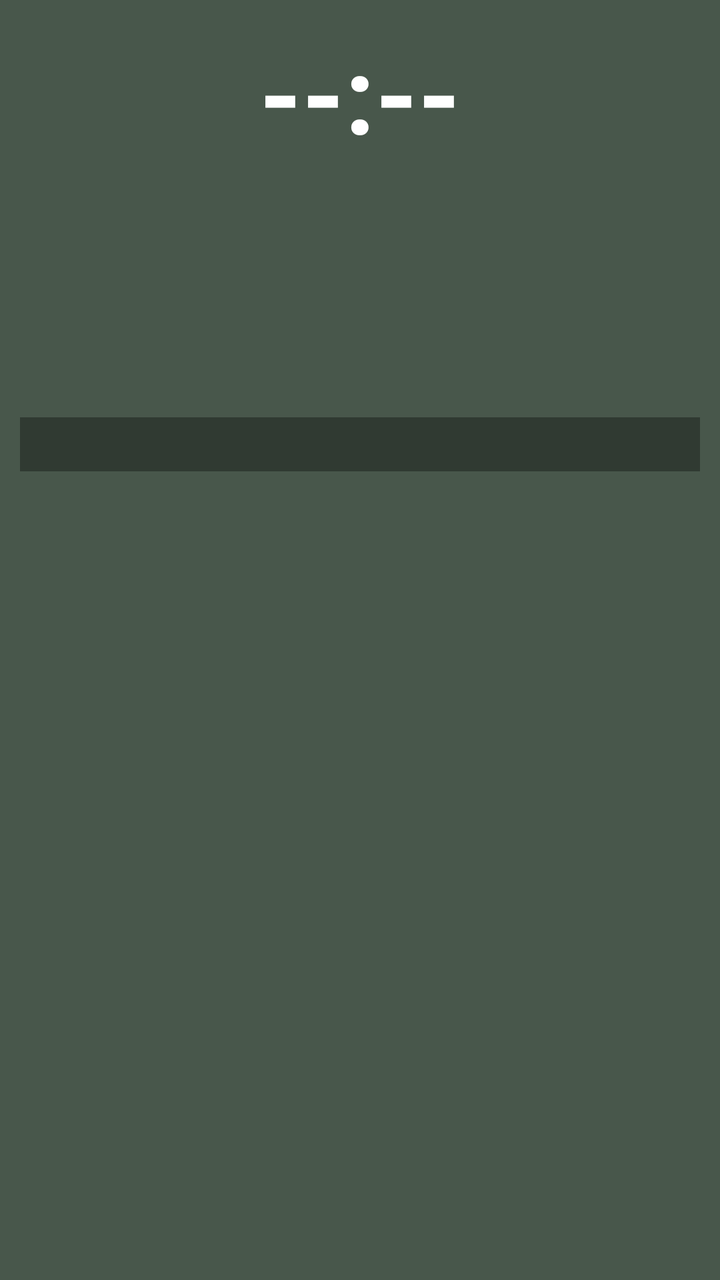
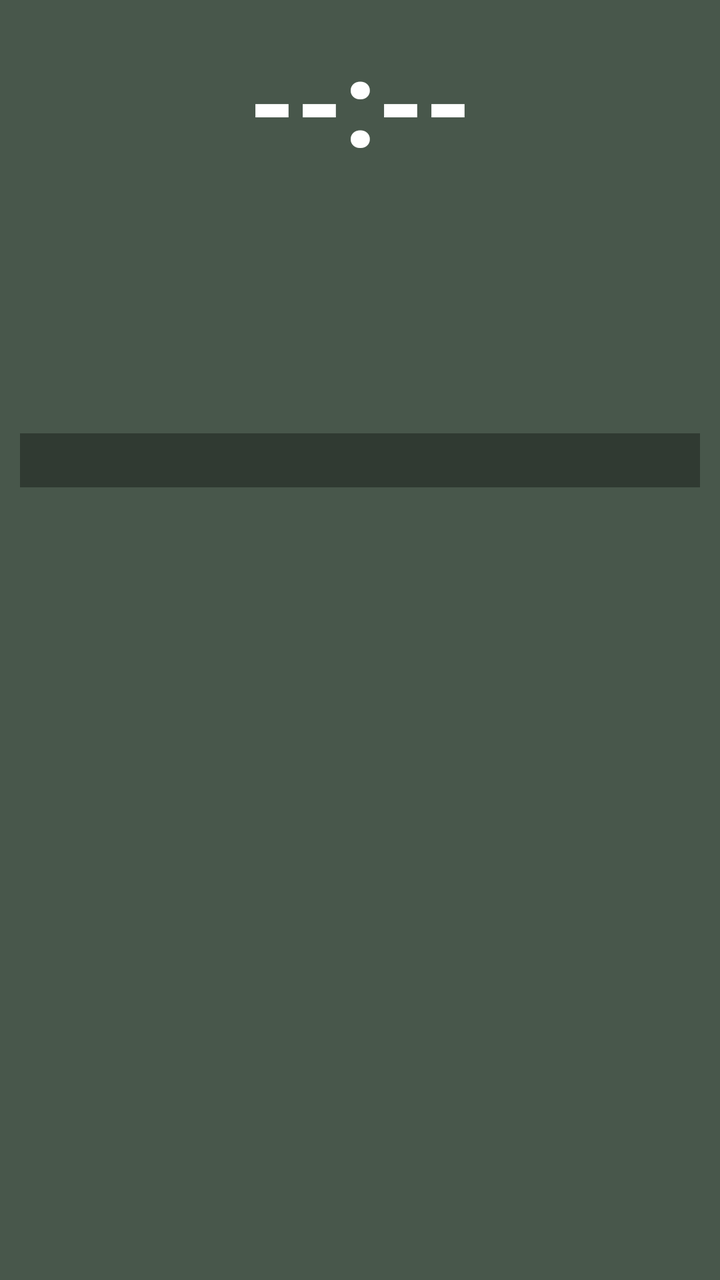

Screens rendered from an Android XML layout before and after an edit, with the pre-edit source and the edit as a unified diff.
<!-- AndroidManifest.xml: fallback theme Theme.MaterialComponents.DayNight.NoActionBar -->
<!-- res/layout/prayer_widget_layout.xml -->
<?xml version="1.0" encoding="utf-8"?>
<LinearLayout xmlns:android="http://schemas.android.com/apk/res/android"
    android:layout_width="match_parent"
    android:layout_height="match_parent"
    android:orientation="vertical"
    android:background="@drawable/widget_background"
    android:padding="10dp">

    
    <TextView
        android:id="@+id/widget_time"
        android:layout_width="match_parent"
        android:layout_height="wrap_content"
        android:text="--:--"
        android:textColor="#FFFFFF"
        android:textSize="54sp"
        android:textStyle="bold"
        android:gravity="center" />

    
    <LinearLayout
        android:layout_width="match_parent"
        android:layout_height="wrap_content"
        android:orientation="horizontal"
        android:gravity="center_vertical">

        <TextView
            android:id="@+id/widget_day"
            android:layout_width="0dp"
            android:layout_height="wrap_content"
            android:layout_weight="3"
            android:text=""
            android:textColor="#FFFFFF"
            android:textSize="25sp"
            android:textStyle="bold"
            android:singleLine="true"
            android:ellipsize="end" />

        <TextView
            android:id="@+id/widget_weather"
            android:layout_width="0dp"
            android:layout_height="wrap_content"
            android:layout_weight="4"
            android:text=""
            android:textColor="#80DEEA"
            android:textSize="13sp"
            android:textStyle="bold"
            android:gravity="end"
            android:singleLine="true"
            android:ellipsize="start" />

    </LinearLayout>

    
    <LinearLayout
        android:layout_width="match_parent"
        android:layout_height="wrap_content"
        android:layout_marginTop="6dp"
        android:orientation="horizontal">

        
        <LinearLayout
            android:layout_width="0dp"
            android:layout_height="wrap_content"
            android:layout_weight="1"
            android:orientation="vertical">

            <TextView
                android:id="@+id/widget_gregorian"
                android:layout_width="wrap_content"
                android:layout_height="wrap_content"
                android:text=""
                android:textColor="#E0E0E0"
                android:textSize="16sp"
                android:textStyle="bold" />

            <TextView
                android:id="@+id/widget_hijri"
                android:layout_width="wrap_content"
                android:layout_height="wrap_content"
                android:layout_marginTop="3dp"
                android:text=""
                android:textColor="#FFD54F"
                android:textSize="15sp"
                android:textStyle="bold" />

            <TextView
                android:id="@+id/widget_bangla_date"
                android:layout_width="wrap_content"
                android:layout_height="wrap_content"
                android:layout_marginTop="3dp"
                android:text=""
                android:textColor="#80DEEA"
                android:textSize="15sp"
                android:textStyle="bold" />

        </LinearLayout>

        
        <LinearLayout
            android:layout_width="0dp"
            android:layout_height="wrap_content"
            android:layout_weight="1"
            android:orientation="vertical">

            <TextView
                android:id="@+id/widget_sunrise"
                android:layout_width="wrap_content"
                android:layout_height="wrap_content"
                android:text=""
                android:textColor="#FFD54F"
                android:textSize="14sp"
                android:textStyle="bold" />

            <TextView
                android:id="@+id/widget_sunset"
                android:layout_width="wrap_content"
                android:layout_height="wrap_content"
                android:layout_marginTop="2dp"
                android:text=""
                android:textColor="#FFD54F"
                android:textSize="14sp"
                android:textStyle="bold" />

            <TextView
                android:id="@+id/widget_sehri"
                android:layout_width="wrap_content"
                android:layout_height="wrap_content"
                android:layout_marginTop="2dp"
                android:text=""
                android:textColor="#00E676"
                android:textSize="14sp"
                android:textStyle="bold" />

            <TextView
                android:id="@+id/widget_iftar"
                android:layout_width="wrap_content"
                android:layout_height="wrap_content"
                android:layout_marginTop="2dp"
                android:text=""
                android:textColor="#00E676"
                android:textSize="14sp"
                android:textStyle="bold" />

        </LinearLayout>
    </LinearLayout>

    
    <TextView
        android:id="@+id/widget_alert"
        android:layout_width="match_parent"
        android:layout_height="wrap_content"
        android:layout_marginTop="5dp"
        android:paddingTop="4dp"
        android:paddingBottom="4dp"
        android:paddingStart="0dp"
        android:paddingEnd="0dp"
        android:background="#55000000"
        android:text=""
        android:textColor="#FFD54F"
        android:textSize="14sp"
        android:textStyle="bold"
        android:gravity="center"
        android:singleLine="true"
        android:ellipsize="end" />

</LinearLayout>
<!-- resources referenced by this layout -->
<resources>
  <!-- drawable widget_background (drawable) -->
  <?xml version="1.0" encoding="utf-8"?>
  <shape xmlns:android="http://schemas.android.com/apk/res/android"
      android:shape="rectangle">
      <solid android:color="#CC1B2E1F" />
  </shape>
</resources>

<!-- the commit's change to res/layout/prayer_widget_layout.xml (unified diff, before → after) -->
@@ -13,7 +13,7 @@
         android:layout_height="wrap_content"
         android:text="--:--"
         android:textColor="#FFFFFF"
-        android:textSize="54sp"
+        android:textSize="60sp"
         android:textStyle="bold"
         android:gravity="center" />
 
